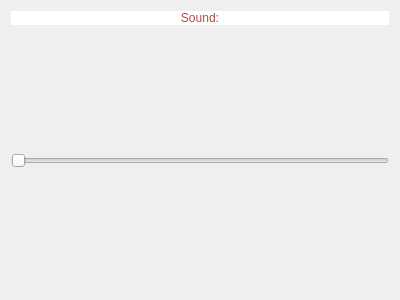
Before: the Qt Designer form MATFWars/settings.ui in Divljo31/MATFWars, drawn with Qt 5.
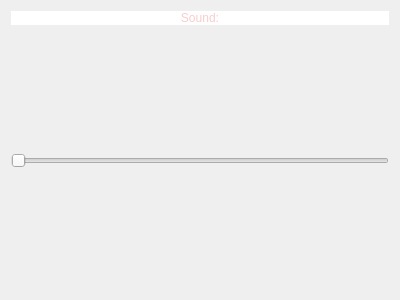
After: the same form once the commit is applied. Icons and pictures are not drawn.

The edit to the form file:
```diff
--- a/MATFWars/settings.ui
+++ b/MATFWars/settings.ui
@@ -22,7 +22,7 @@
      <item>
       <widget class="QLabel" name="sound_label">
        <property name="styleSheet">
-        <string notr="true">color: rgb(180, 72, 72);
+        <string notr="true">color: rgb(246, 206, 206);
 background-color: rgb(255, 255, 255);
 font: 600 20pt &quot;URW Bookman&quot;;</string>
        </property>
```
